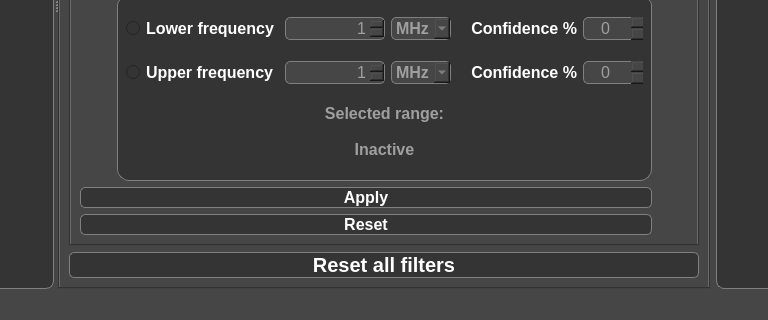
First picture: the form in main_window.ui, repository vbrizgamnk/Artemis, before the edit; both pictures show x 211 to 979 and y 314 to 634 of the 1206 by 634 pixel window.
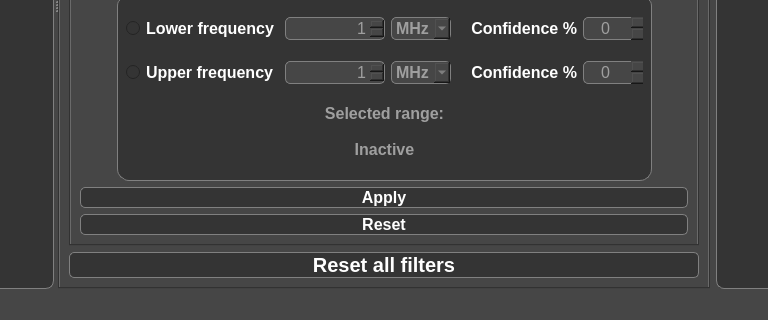
Second picture: the form after the edit. The open tabs and pages were chosen to show the change. Icons and pictures are not drawn. Custom widgets are drawn as their Qt base class.

Commit message: Add location filter screen

What changed in the file:
```diff
--- a/main_window.ui
+++ b/main_window.ui
@@ -2716,40 +2716,6 @@
                </property>
               </spacer>
              </item>
-             <item row="3" column="0" colspan="2">
-              <widget class="DoubleTextButton" name="apply_remove_freq_filter_btn">
-               <property name="enabled">
-                <bool>true</bool>
-               </property>
-               <property name="font">
-                <font>
-                 <pointsize>12</pointsize>
-                 <weight>75</weight>
-                 <bold>true</bold>
-                </font>
-               </property>
-               <property name="text">
-                <string>Apply</string>
-               </property>
-               <property name="checkable">
-                <bool>true</bool>
-               </property>
-              </widget>
-             </item>
-             <item row="4" column="0" colspan="2">
-              <widget class="QPushButton" name="reset_frequency_filters_btn">
-               <property name="font">
-                <font>
-                 <pointsize>12</pointsize>
-                 <weight>75</weight>
-                 <bold>true</bold>
-                </font>
-               </property>
-               <property name="text">
-                <string>Reset</string>
-               </property>
-              </widget>
-             </item>
              <item row="0" column="0" colspan="3">
               <widget class="QPushButton" name="include_undef_freqs">
                <property name="font">
@@ -2767,6 +2733,40 @@
                </property>
               </widget>
              </item>
+             <item row="3" column="0" colspan="3">
+              <widget class="DoubleTextButton" name="apply_remove_freq_filter_btn">
+               <property name="enabled">
+                <bool>true</bool>
+               </property>
+               <property name="font">
+                <font>
+                 <pointsize>12</pointsize>
+                 <weight>75</weight>
+                 <bold>true</bold>
+                </font>
+               </property>
+               <property name="text">
+                <string>Apply</string>
+               </property>
+               <property name="checkable">
+                <bool>true</bool>
+               </property>
+              </widget>
+             </item>
+             <item row="4" column="0" colspan="3">
+              <widget class="QPushButton" name="reset_frequency_filters_btn">
+               <property name="font">
+                <font>
+                 <pointsize>12</pointsize>
+                 <weight>75</weight>
+                 <bold>true</bold>
+                </font>
+               </property>
+               <property name="text">
+                <string>Reset</string>
+               </property>
+              </widget>
+             </item>
             </layout>
            </widget>
            <widget class="QWidget" name="tab_4">
```
Left out of the diff: 23 changed lines with no effect on the pictures. The commit also changes 2 other files.
